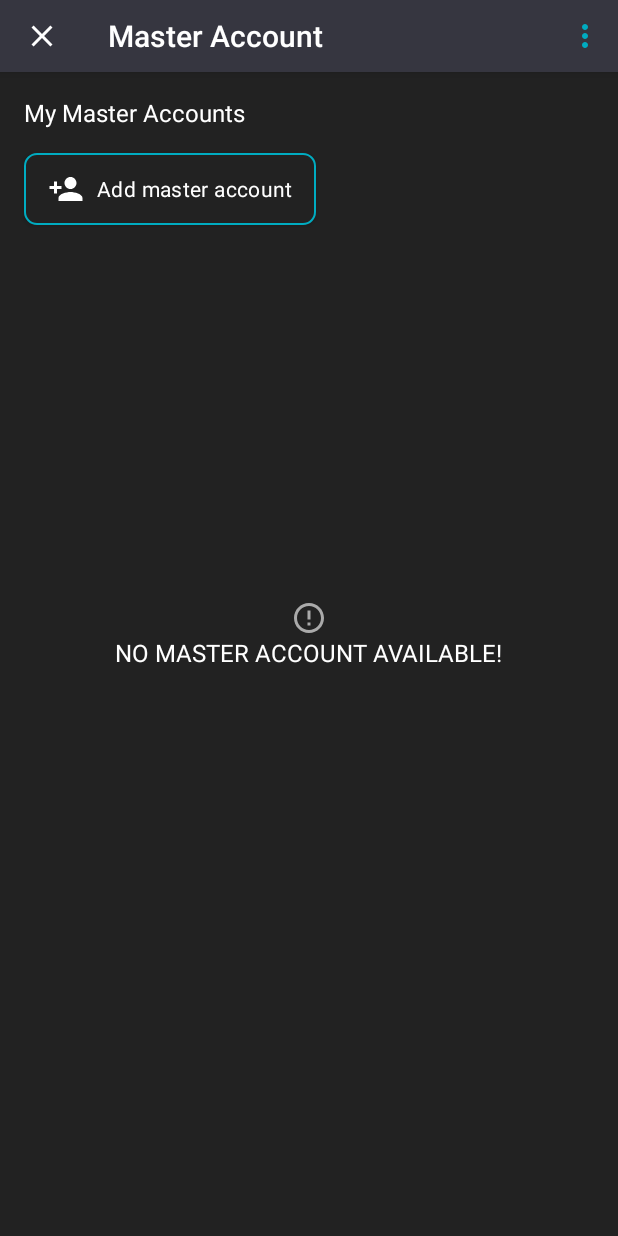
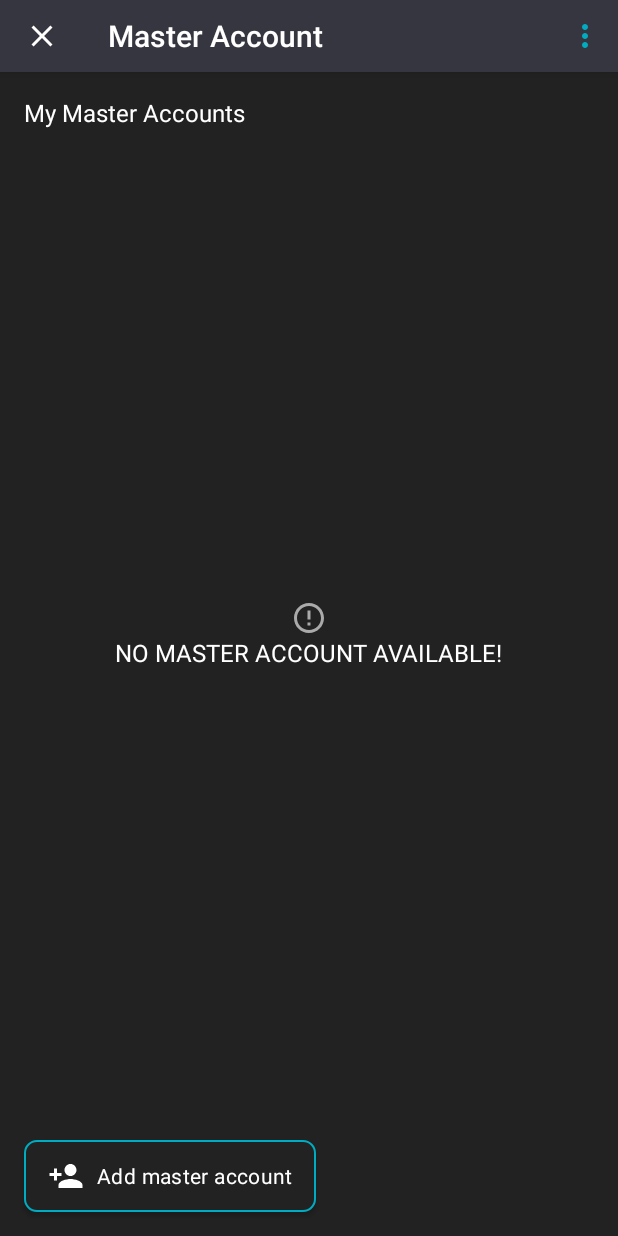
Before and after one commit to gtmanc/Crossdrives, an Android app: the MasterAccountFragment screen opened through its navigation route, on a phone screen of 412 x 824 dp. Run offline under Robolectric (Android 15) with nearby library versions, the phone set to English and light mode, and no system bars; our stand-ins replace navigation-ui; 1 statement that could not run was skipped.

```diff
--- a/app/src/main/java/com/example/crossdrives/SignInGoogle.java
+++ b/app/src/main/java/com/example/crossdrives/SignInGoogle.java
@@ -57,7 +57,7 @@ public class SignInGoogle extends SignInManager{
         mContext = context;
     }
 
-    public static SignInGoogle getIntance(Context context){
+    public static SignInGoogle getInstance(Context context){
         if(mSignInGoogle == null){
             mSignInGoogle = new SignInGoogle(context);
         }
--- a/app/src/main/res/layout/master_account_fragment.xml
+++ b/app/src/main/res/layout/master_account_fragment.xml
@@ -89,7 +89,6 @@
         android:layout_width="match_parent"
         android:layout_height="wrap_content"
         app:layout_constraintTop_toBottomOf="@id/account_list1"
-        android:layout_marginTop="16dp"
         app:layout_constraintLeft_toLeftOf="parent"
         layout="@layout/account_list_item">
     </include>
@@ -100,8 +99,8 @@
         android:layout_width="wrap_content"
         android:layout_height="wrap_content"
         android:text="@string/button_add_a_master_account"
-        app:layout_constraintTop_toBottomOf="@+id/account_list1"
-        android:layout_marginTop = "16dp"
+        app:layout_constraintBottom_toBottomOf="parent"
+        android:layout_marginBottom="16dp"
         app:layout_constraintLeft_toLeftOf="parent"
         android:layout_marginLeft="16dp"
         android:drawableLeft="@drawable/ic_baseline_person_add_24"
```
Also changed, not shown: app/src/main/java/com/example/crossdrives/MasterAccountFragment.java (+29 -5 lines).
